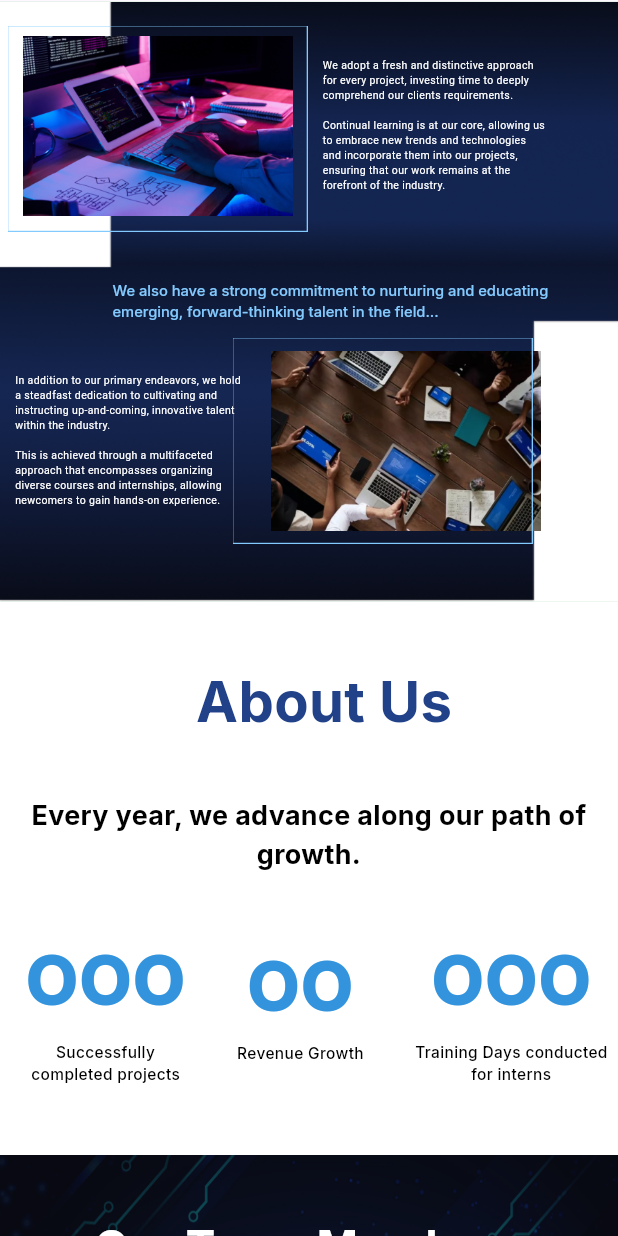
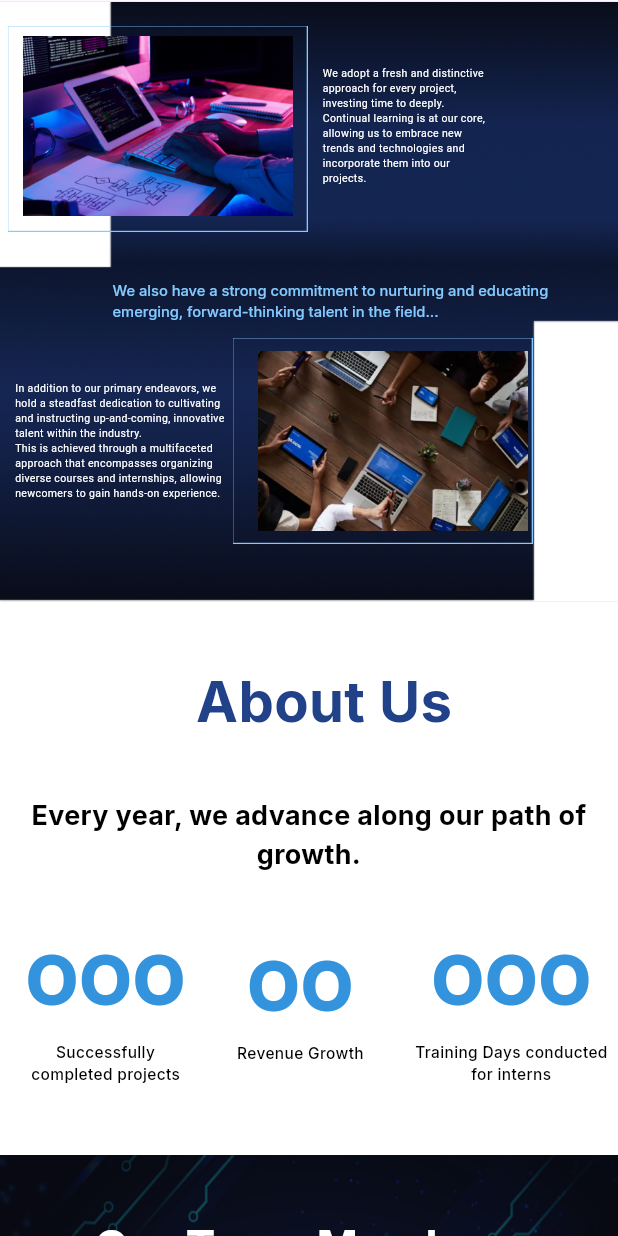
Before and after one commit to prachipachangepp/website_binyuga_new1, a Flutter app: the screen it shows after launch, scrolled down 576 dp, on a phone screen of 412 x 824 dp. Run offline on Flutter 3.47's test engine with Material 3 defaults, Android fonts, the phone set to English and light mode, and no system bars; our stand-ins replace font_awesome_flutter, google_fonts.

Commit message:
updated all page

```diff
--- a/lib/presentation/string_manager.dart
+++ b/lib/presentation/string_manager.dart
@@ -89,7 +89,10 @@ class AppString {
 
   static const String unionTxt3 =
       "In addition to our primary endeavors, we hold\na steadfast dedication to cultivating and\ninstructing up-and-coming, innovative talent\nwithin the industry.\n"
-      '\nThis is achieved through a multifaceted\napproach that encompasses organizing\ndiverse courses and internships, allowing\nnewcomers to gain hands-on experience.';
+      '\nThis is achieved through a multifaceted'
+      '\napproach that encompasses organizing'
+      '\ndiverse courses and internships, allowing'
+      '\nnewcomers to gain hands-on experience.';
 
   ///Bottom Navbar screen
   static const String email = "www.career@binyuga.com";
@@ -202,19 +205,23 @@ class MobileAppString {
 
 
   static const String mobileunionTxt1 = "We adopt a fresh and distinctive "
-  "\napproach for every project, \ninvesting time to deeply.";
+  "\napproach for every project, \ninvesting time to deeply."
 
-  static const String mobileunionTxt2 =
-  'Continual learning is at our core, '
+  '\nContinual learning is at our core, '
   '\nallowing us to embrace new '
   '\ntrends and technologies and '
   '\nincorporate them into our '
   '\nprojects.';
 
   static const String mobileunionTxt3= 'In addition to our primary endeavors, we '
-  '\nhold a steadfast dedication to cultivating \n'
-  'and instructing up-and-coming, innovative '
-  '\ntalent within the industry.' ;
+  '\nhold a steadfast dedication to cultivating '
+  '\nand instructing up-and-coming, innovative '
+  '\ntalent within the industry.'
+      '\nThis is achieved through a multifaceted'
+      '\napproach that encompasses organizing'
+      '\ndiverse courses and internships, allowing'
+      '\nnewcomers to gain hands-on experience.';
+
 
 
   /// Mobile WhatWeDoScreenPage
--- a/lib/screens/mobile_screens/home_screen_mobile/mobile_home_section_three.dart
+++ b/lib/screens/mobile_screens/home_screen_mobile/mobile_home_section_three.dart
@@ -37,7 +37,7 @@ class MobileHomeSectionThree extends StatelessWidget {
                 Padding(
                   padding: const EdgeInsets.only(left:20),
                   child: Text(
-                    AppString.unionTxt1,
+                    MobileAppString.mobileunionTxt1,
                     style: TextStyle(
                       // fontWeight: FontWeightManager.medium,
                         fontSize: FontSize.s7,
@@ -71,7 +71,7 @@ class MobileHomeSectionThree extends StatelessWidget {
               Padding(
                 padding: const EdgeInsets.only(left:10,top:AppPadding.p230),
                 child: Text(
-                  AppString.unionTxt3,
+                  MobileAppString.mobileunionTxt3,
                   style: TextStyle(
                      // fontWeight: FontWeightManager.medium,
                       fontSize: 7,
```
